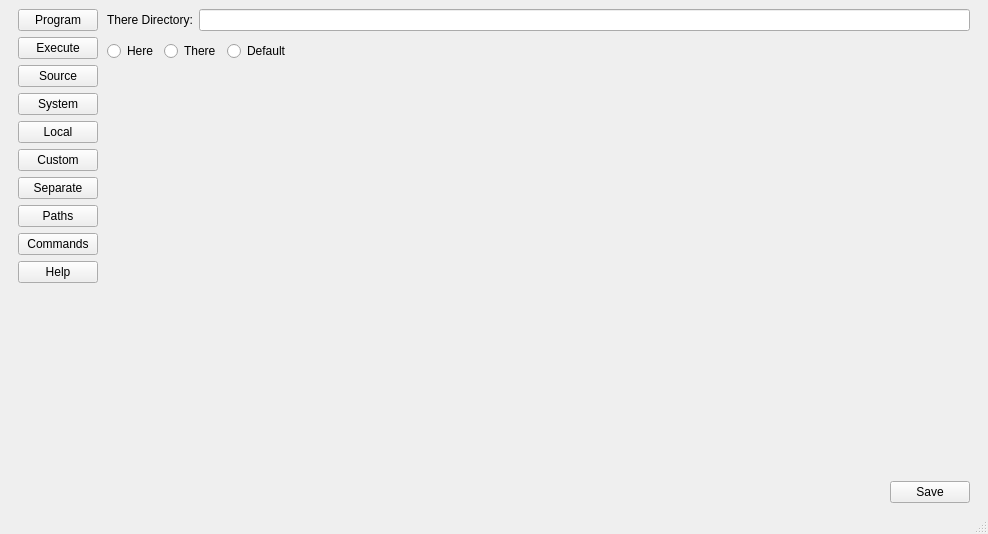
Before: the Qt Designer form tools/pyedit/mainwindow.ui in AbelTian/PyMake, drawn with Qt 5.
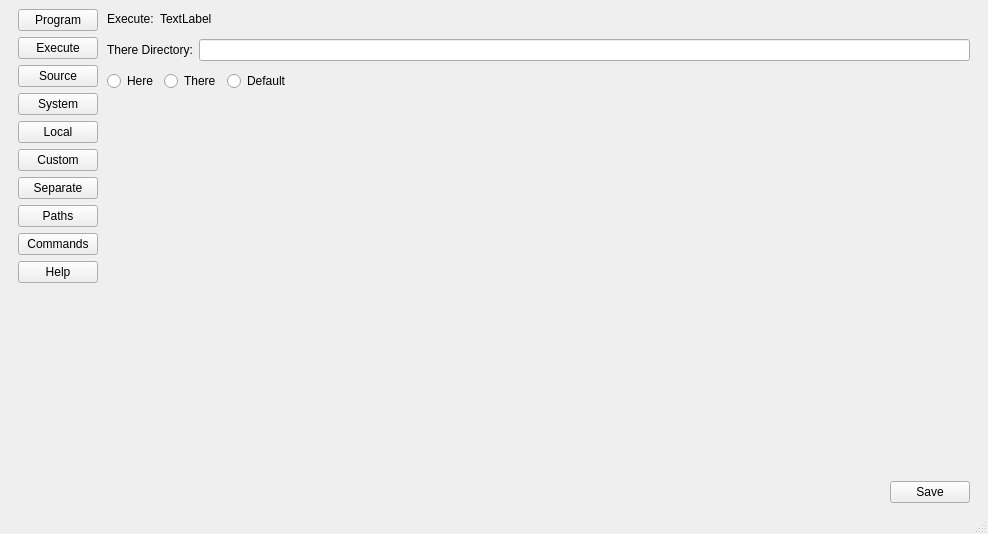
After: the same form once the commit is applied. The open tabs and pages were chosen to show the change.

Commit message: 把pymake、pyedit里面的程序运行目录的设置移动到用户环境目录里。

```diff
--- a/tools/pyedit/mainwindow.ui
+++ b/tools/pyedit/mainwindow.ui
@@ -877,6 +877,51 @@
         <property name="spacing">
          <number>10</number>
         </property>
+        <item>
+         <widget class="QWidget" name="widget_24" native="true">
+          <layout class="QHBoxLayout" name="horizontalLayout_31">
+           <property name="leftMargin">
+            <number>0</number>
+           </property>
+           <property name="topMargin">
+            <number>0</number>
+           </property>
+           <property name="rightMargin">
+            <number>0</number>
+           </property>
+           <property name="bottomMargin">
+            <number>0</number>
+           </property>
+           <item>
+            <widget class="QLabel" name="label_18">
+             <property name="text">
+              <string>Execute:</string>
+             </property>
+            </widget>
+           </item>
+           <item>
+            <widget class="QLabel" name="labelExecute">
+             <property name="text">
+              <string>TextLabel</string>
+             </property>
+            </widget>
+           </item>
+           <item>
+            <spacer name="horizontalSpacer_21">
+             <property name="orientation">
+              <enum>Qt::Horizontal</enum>
+             </property>
+             <property name="sizeHint" stdset="0">
+              <size>
+               <width>691</width>
+               <height>20</height>
+              </size>
+             </property>
+            </spacer>
+           </item>
+          </layout>
+         </widget>
+        </item>
         <item>
          <widget class="QWidget" name="widget_10" native="true">
           <layout class="QHBoxLayout" name="horizontalLayout_9">
```
Left out of the diff: 4 changed lines with no effect on the pictures. The commit also changes 2 other files.
